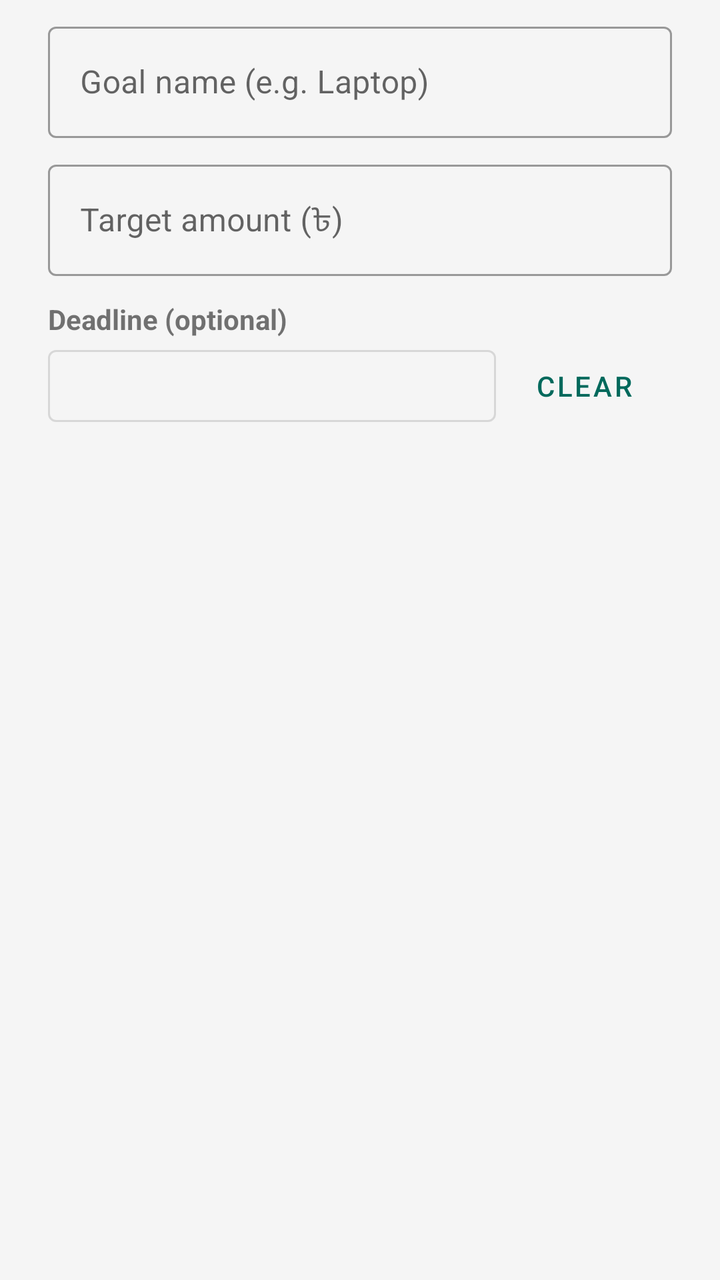
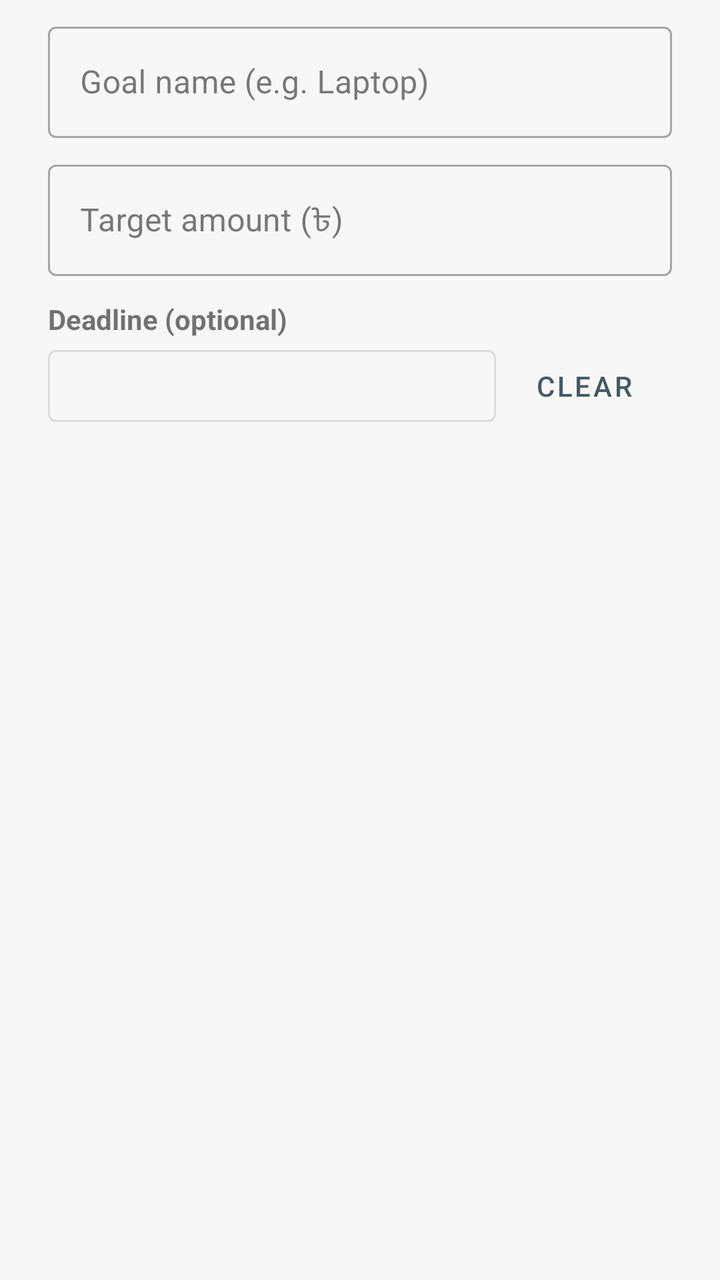

The first picture is an Android layout as it rendered before a commit; the second is the same layout after the commit. The layout source and the unified diff follow.
<!-- AndroidManifest.xml: application theme Theme.ExpenseTracker -->
<!-- res/layout/dialog_goal.xml -->
<?xml version="1.0" encoding="utf-8"?>
<ScrollView xmlns:android="http://schemas.android.com/apk/res/android"
    xmlns:app="http://schemas.android.com/apk/res-auto"
    android:layout_width="match_parent"
    android:layout_height="wrap_content">

    <LinearLayout
        android:layout_width="match_parent"
        android:layout_height="wrap_content"
        android:orientation="vertical"
        android:paddingStart="24dp"
        android:paddingTop="8dp"
        android:paddingEnd="24dp">

        <com.google.android.material.textfield.TextInputLayout
            android:id="@+id/goalNameLayout"
            style="@style/Widget.MaterialComponents.TextInputLayout.OutlinedBox"
            android:layout_width="match_parent"
            android:layout_height="wrap_content"
            android:hint="@string/goal_name_hint">

            <com.google.android.material.textfield.TextInputEditText
                android:id="@+id/goalNameInput"
                android:layout_width="match_parent"
                android:layout_height="wrap_content"
                android:inputType="textCapSentences"
                android:maxLength="40" />
        </com.google.android.material.textfield.TextInputLayout>

        <com.google.android.material.textfield.TextInputLayout
            android:id="@+id/goalTargetLayout"
            style="@style/Widget.MaterialComponents.TextInputLayout.OutlinedBox"
            android:layout_width="match_parent"
            android:layout_height="wrap_content"
            android:layout_marginTop="8dp"
            android:hint="@string/goal_target_hint"
            app:prefixText="৳ ">

            <com.google.android.material.textfield.TextInputEditText
                android:id="@+id/goalTargetInput"
                android:layout_width="match_parent"
                android:layout_height="wrap_content"
                android:inputType="numberDecimal"
                android:maxLength="15" />
        </com.google.android.material.textfield.TextInputLayout>

        <TextView
            android:layout_width="wrap_content"
            android:layout_height="wrap_content"
            android:layout_marginTop="12dp"
            android:text="@string/goal_deadline"
            android:textStyle="bold" />

        <LinearLayout
            android:layout_width="match_parent"
            android:layout_height="wrap_content"
            android:gravity="center_vertical"
            android:orientation="horizontal">

            <Button
                android:id="@+id/goalDeadlineButton"
                style="@style/Widget.MaterialComponents.Button.OutlinedButton"
                android:layout_width="0dp"
                android:layout_height="wrap_content"
                android:layout_weight="1" />

            <Button
                android:id="@+id/goalDeadlineClear"
                style="@style/Widget.MaterialComponents.Button.TextButton"
                android:layout_width="wrap_content"
                android:layout_height="wrap_content"
                android:text="@string/clear" />
        </LinearLayout>

        <TextView
            android:id="@+id/goalFormError"
            android:layout_width="match_parent"
            android:layout_height="wrap_content"
            android:textColor="@color/expense"
            android:textSize="13sp"
            android:visibility="gone" />
    </LinearLayout>
</ScrollView>
<!-- resources referenced by this layout -->
<resources>
  <color name="expense">#C62828</color>
  <string name="clear">Clear</string>
  <string name="goal_deadline">Deadline (optional)</string>
  <style name="Theme.ExpenseTracker" parent="Theme.MaterialComponents.Light.DarkActionBar">
          <item name="colorPrimary">@color/primary</item>
          <item name="colorPrimaryVariant">@color/primary_dark</item>
          <item name="colorOnPrimary">@color/on_primary</item>
          <item name="colorSecondary">@color/accent</item>
          <item name="colorOnSecondary">@color/on_primary</item>
          <item name="android:windowBackground">@color/background</item>
      </style>
  <color name="primary">#00695C</color>
  <color name="primary_dark">#004D40</color>
  <color name="on_primary">#FFFFFF</color>
  <color name="accent">#00897B</color>
  <color name="background">#F5F5F5</color>
  <!-- unchanged entries left out for length: 2 -->
</resources>

<!-- the commit's change to res/layout/dialog_goal.xml (unified diff, before → after) -->
@@ -76,7 +76,7 @@
             android:id="@+id/goalFormError"
             android:layout_width="match_parent"
             android:layout_height="wrap_content"
-            android:textColor="@color/expense"
+            android:textColor="?attr/etExpense"
             android:textSize="13sp"
             android:visibility="gone" />
     </LinearLayout>
<!-- resource entries referenced after the edit -->
@@ -1,21 +1,69 @@
 <!-- resources referenced by this layout -->
 <resources>
-  <color name="expense">#C62828</color>
   <string name="clear">Clear</string>
   <string name="goal_deadline">Deadline (optional)</string>
-  <style name="Theme.ExpenseTracker" parent="Theme.MaterialComponents.Light.DarkActionBar">
-          <item name="colorPrimary">@color/primary</item>
-          <item name="colorPrimaryVariant">@color/primary_dark</item>
-          <item name="colorOnPrimary">@color/on_primary</item>
-          <item name="colorSecondary">@color/accent</item>
-          <item name="colorOnSecondary">@color/on_primary</item>
-          <item name="android:windowBackground">@color/background</item>
+  <style name="Theme.ExpenseTracker" parent="Theme.ExpenseTracker.White" />
+  <style name="Theme.ExpenseTracker.White" parent="Theme.MaterialComponents.Light.DarkActionBar">
+          <item name="colorPrimary">@color/theme_white_primary</item>
+          <item name="colorPrimaryVariant">@color/theme_white_primary_dark</item>
+          <item name="colorOnPrimary">@color/theme_white_on_primary</item>
+          <item name="colorSecondary">@color/theme_white_accent</item>
+          <item name="colorOnSecondary">@color/theme_white_on_primary</item>
+          <item name="colorSurface">@color/theme_white_surface</item>
+          <item name="colorOnSurface">@color/theme_white_t1</item>
+          <item name="colorOnBackground">@color/theme_white_t1</item>
+          <item name="android:colorBackground">@color/theme_white_bg</item>
+          <item name="android:windowBackground">@color/theme_white_bg</item>
+          <item name="android:statusBarColor">@color/theme_white_primary_dark</item>
+          <item name="android:textColorPrimary">@color/theme_white_t1</item>
+          <item name="android:textColorSecondary">@color/theme_white_t2</item>
+          <item name="android:textColorHint">@color/theme_white_t3</item>
+          <item name="etBackground">@color/theme_white_bg</item>
+          <item name="etSurface">@color/theme_white_surface</item>
+          <item name="etTextPrimary">@color/theme_white_t1</item>
+          <item name="etTextSecondary">@color/theme_white_t2</item>
+          <item name="etTextTertiary">@color/theme_white_t3</item>
+          <item name="etAccent">@color/theme_white_accent</item>
+          <item name="etTrack">@color/theme_white_track</item>
+          <item name="etDivider">@color/theme_white_divider</item>
+          <item name="etHero">@color/theme_white_hero</item>
+          <item name="etOnHero">@color/theme_white_on_hero</item>
+          <item name="etOnHeroMuted">@color/theme_white_hero_muted</item>
+          <item name="etHeroIncome">@color/theme_white_hero_income</item>
+          <item name="etHeroExpense">@color/theme_white_hero_expense</item>
+          <item name="etIncome">@color/theme_white_income</item>
+          <item name="etExpense">@color/theme_white_expense</item>
+          <item name="etWarning">@color/theme_white_warning</item>
+          <item name="etExpenseLight">@color/theme_white_expense_light</item>
+          <item name="etWarningLight">@color/theme_white_warning_light</item>
+          <item name="etBannerText">@color/theme_white_banner_text</item>
+          <item name="etChartText">@color/theme_white_chart_text</item>
+          <item name="etChartGrid">@color/theme_white_chart_grid</item>
       </style>
-  <color name="primary">#00695C</color>
-  <color name="primary_dark">#004D40</color>
-  <color name="on_primary">#FFFFFF</color>
-  <color name="accent">#00897B</color>
-  <color name="background">#F5F5F5</color>
+  <color name="theme_white_primary">#455A64</color>
+  <color name="theme_white_primary_dark">#263238</color>
+  <color name="theme_white_on_primary">#FFFFFF</color>
+  <color name="theme_white_accent">#00897B</color>
+  <color name="theme_white_surface">#FFFFFF</color>
+  <color name="theme_white_t1">#212121</color>
+  <color name="theme_white_bg">#F7F7F7</color>
+  <color name="theme_white_t2">#424242</color>
+  <color name="theme_white_t3">#6B6B6B</color>
+  <color name="theme_white_track">#E0E0E0</color>
+  <color name="theme_white_divider">#E0E0E0</color>
+  <color name="theme_white_hero">#455A64</color>
+  <color name="theme_white_on_hero">#FFFFFF</color>
+  <color name="theme_white_hero_muted">#CFD8DC</color>
+  <color name="theme_white_hero_income">#C8E6C9</color>
+  <color name="theme_white_hero_expense">#FFCDD2</color>
+  <color name="theme_white_income">#2E7D32</color>
+  <color name="theme_white_expense">#C62828</color>
+  <color name="theme_white_warning">#B85C00</color>
+  <color name="theme_white_expense_light">#FFCDD2</color>
+  <color name="theme_white_warning_light">#FFE0B2</color>
+  <color name="theme_white_banner_text">#212121</color>
+  <color name="theme_white_chart_text">#424242</color>
+  <color name="theme_white_chart_grid">#E0E0E0</color>
   <!-- unchanged entries left out for length: 2 -->
 </resources>
 
